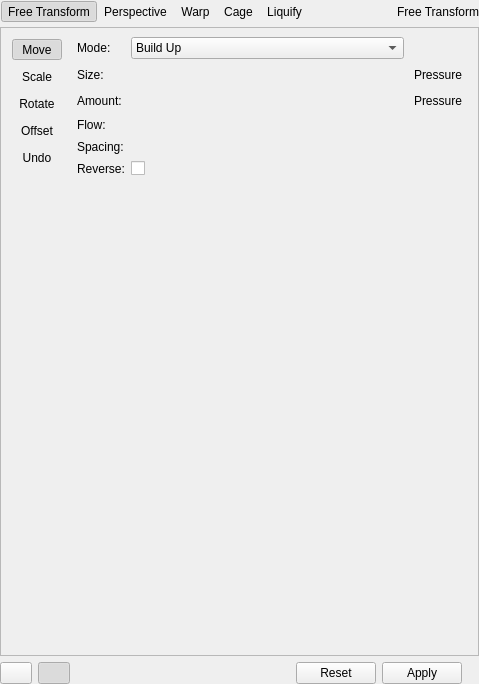
Old version of the form plugins/tools/tool_transform2/wdg_tool_transform.ui in the repository KDE/krita.
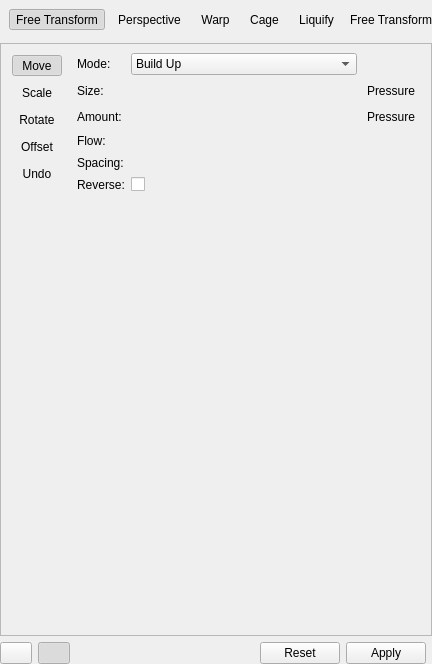
New version of the form. Custom widgets are drawn as their Qt base class.

Commit message: Remove noisy warning

```diff
--- a/plugins/tools/tool_transform2/wdg_tool_transform.ui
+++ b/plugins/tools/tool_transform2/wdg_tool_transform.ui
@@ -6,8 +6,8 @@
    <rect>
     <x>0</x>
     <y>0</y>
-    <width>479</width>
-    <height>684</height>
+    <width>426</width>
+    <height>664</height>
    </rect>
   </property>
   <property name="sizePolicy">
@@ -69,24 +69,7 @@
        <property name="lineWidth">
         <number>0</number>
        </property>
-       <layout class="QVBoxLayout" name="verticalLayout_7">
-        <property name="leftMargin">
-         <number>1</number>
-        </property>
-        <property name="topMargin">
-         <number>1</number>
-        </property>
-        <property name="rightMargin">
-         <number>1</number>
-        </property>
-        <property name="bottomMargin">
-         <number>1</number>
-        </property>
-        <item>
          <layout class="QHBoxLayout" name="horizontalLayout_3">
-          <property name="spacing">
-           <number>0</number>
-          </property>
           <item>
            <widget class="QToolButton" name="freeTransformButton">
             <property name="sizePolicy">
@@ -219,8 +202,6 @@
            </widget>
           </item>
          </layout>
-        </item>
-       </layout>
       </widget>
      </item>
      <item>
```
Left out of the diff: 2 changed lines with no effect on the pictures. Lines whose indentation alone changed are shown as unchanged. The commit also changes 1 other file.
